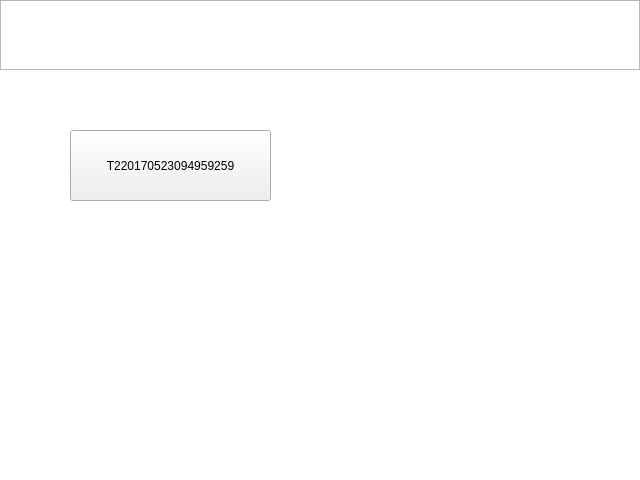
First picture: the form in SmartCabinet/Device/devicesimulate.ui, repository birdman1992/SmartCabinet, before the edit.
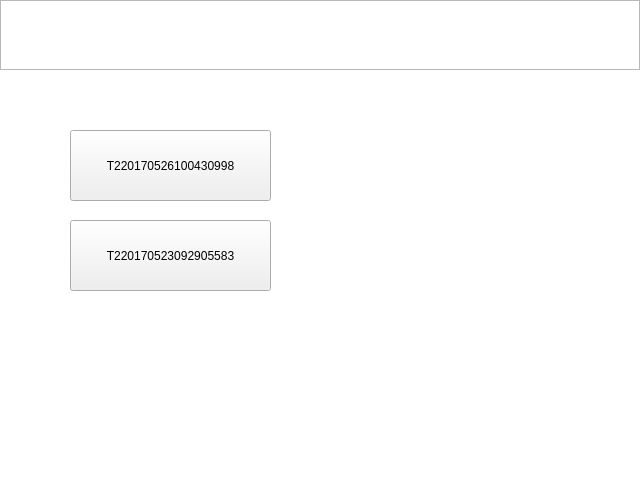
Second picture: the form after the edit. The open tabs and pages were chosen to show the change.

Diff of the .ui file:
```diff
--- a/SmartCabinet/Device/devicesimulate.ui
+++ b/SmartCabinet/Device/devicesimulate.ui
@@ -135,7 +135,20 @@
         </rect>
        </property>
        <property name="text">
-        <string>T220170523094959259</string>
+        <string>T220170526100430998</string>
+       </property>
+      </widget>
+      <widget class="QPushButton" name="listCode_2">
+       <property name="geometry">
+        <rect>
+         <x>70</x>
+         <y>150</y>
+         <width>201</width>
+         <height>71</height>
+        </rect>
+       </property>
+       <property name="text">
+        <string>T220170523092905583</string>
        </property>
       </widget>
      </widget>
```
Left out of the diff: 8 changed lines with no effect on the pictures.
